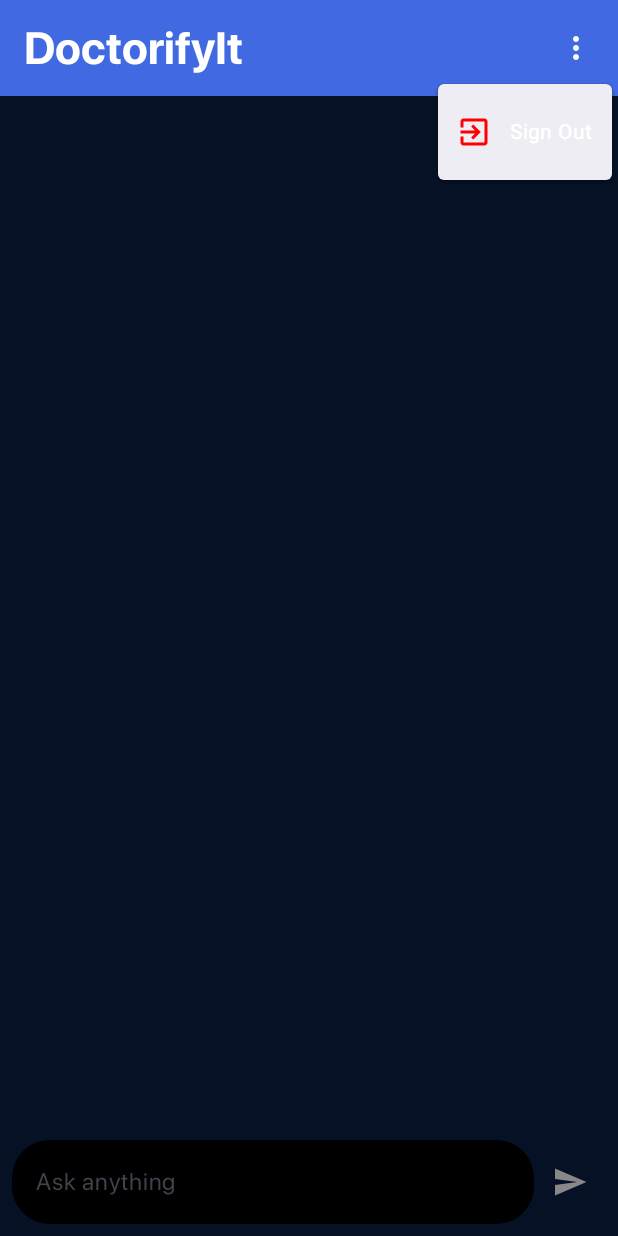
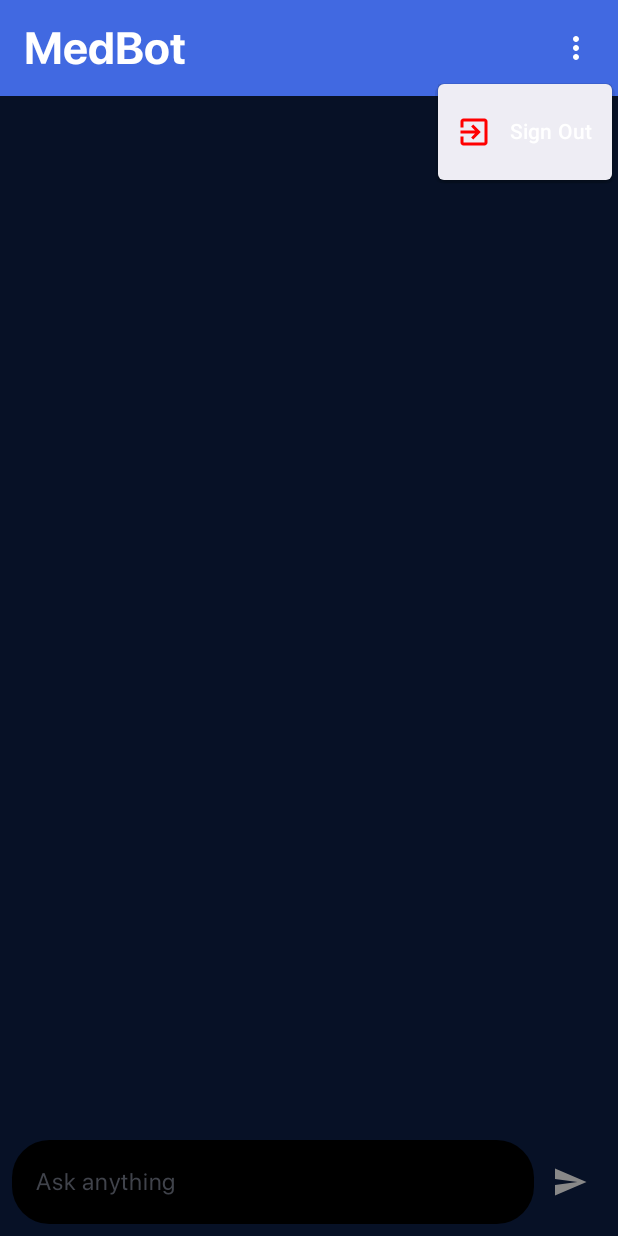
Before and after one commit to Akkypro2/thales-MedBot, an Android app built with Jetpack Compose: the ChatPage screen opened through its navigation route, after a tap on "Menu", on a phone screen of 412 x 824 dp. Run offline under Robolectric (Android 15) with nearby library versions, the phone set to English and light mode, and no system bars; our stand-ins replace Firebase (no records; nobody signed in at launch, a user with empty details on screens opened directly), livedata-compose; libraries missing offline, so code that uses them is left out: com.google.ai.client.

```diff
--- a/frontend/app/src/main/java/com/example/geminichatbot/ui/theme/ChatPage.kt
+++ b/frontend/app/src/main/java/com/example/geminichatbot/ui/theme/ChatPage.kt
@@ -273,7 +273,7 @@ fun AppHeader(navController: NavController) {
 
         TopAppBar(
             title = {
-                Text(text = "DoctorifyIt",
+                Text(text = "MedBot",
                     fontFamily = FontFamily(Font(R.font.sfprobold)),
                     fontWeight = FontWeight.ExtraBold,
                     fontSize = 30.sp,
```
Also changed, not shown: 72 other files.
